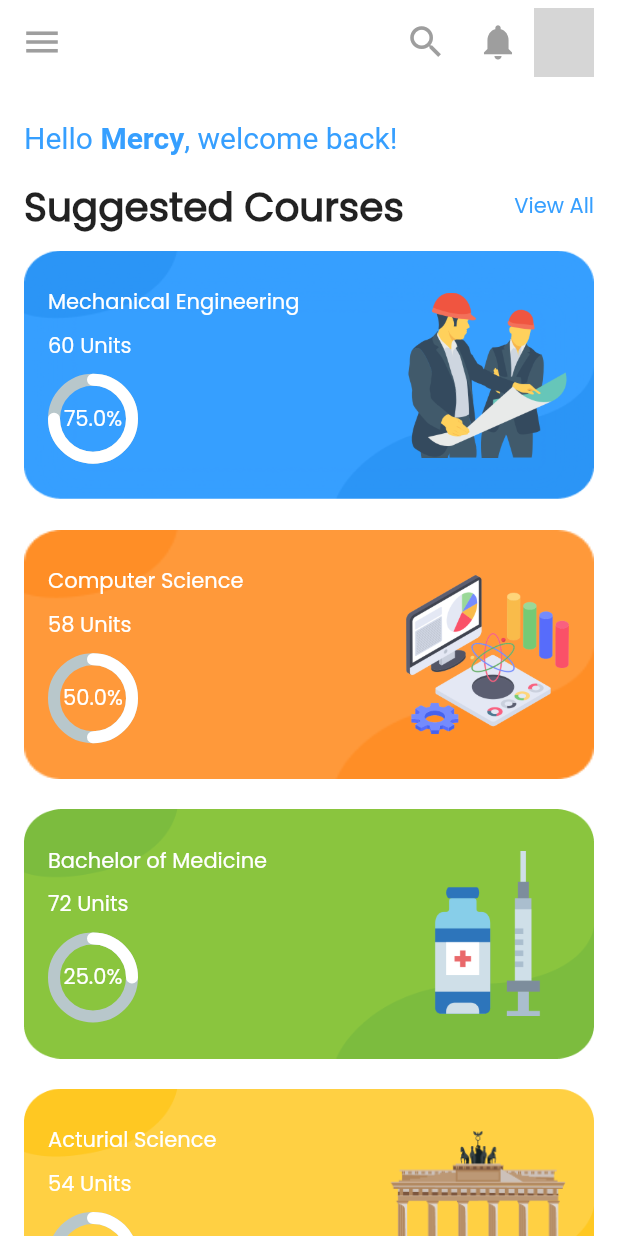
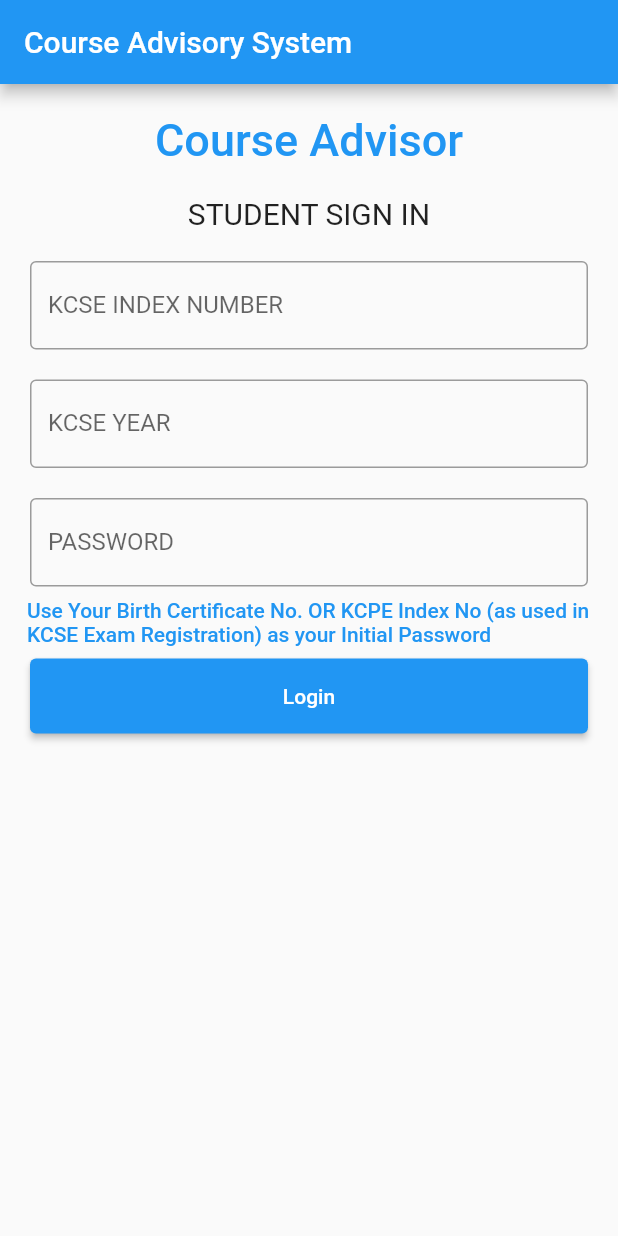
Before and after one commit to sammymwangangi/course-advisory, a Flutter app: the screen it shows after launch, on a phone screen of 412 x 824 dp. Run offline on Flutter 3.47's test engine with Material 2 defaults, Android fonts, the phone set to English and light mode, and no system bars; drawn by our look-alikes of percent_indicator; our stand-ins replace fl_chart; missing offline and left inert: ternav_icons; grey boxes are pictures that could not be loaded.

Commit message:
Login screen

```diff
--- /dev/null
+++ b/lib/login.dart
@@ -0,0 +1,126 @@
+import 'package:dashboard/screens/main_screen.dart';
+import 'package:flutter/material.dart';
+
+
+class Login extends StatelessWidget {
+  const Login({Key? key}) : super(key: key);
+
+  static const String _title = 'Course Advisory System';
+
+  @override
+  Widget build(BuildContext context) {
+    return MaterialApp(
+      debugShowCheckedModeBanner: false,
+      title: _title,
+      home: Scaffold(
+        appBar: AppBar(title: const Text(_title)),
+        body: const MyStatefulWidget(),
+      ),
+    );
+  }
+}
+
+class MyStatefulWidget extends StatefulWidget {
+  const MyStatefulWidget({Key? key}) : super(key: key);
+
+  @override
+  State<MyStatefulWidget> createState() => _MyStatefulWidgetState();
+}
+
+class _MyStatefulWidgetState extends State<MyStatefulWidget> {
+  TextEditingController nameController = TextEditingController();
+  TextEditingController passwordController = TextEditingController();
+
+  @override
+  Widget build(BuildContext context) {
+    return Padding(
+        padding: const EdgeInsets.all(10),
+        child: ListView(
+          children: <Widget>[
+            Container(
+                alignment: Alignment.center,
+                padding: const EdgeInsets.all(10),
+                child: const Text(
+                  'Course Advisor',
+                  style: TextStyle(
+                      color: Colors.blue,
+                      fontWeight: FontWeight.w500,
+                      fontSize: 30),
+                )),
+            Container(
+                alignment: Alignment.center,
+                padding: const EdgeInsets.all(10),
+                child: const Text(
+                  'STUDENT SIGN IN',
+                  style: TextStyle(fontSize: 20),
+                )),
+            Container(
+              padding: const EdgeInsets.all(10),
+              child: TextField(
+                controller: nameController,
+                decoration: const InputDecoration(
+                  border: OutlineInputBorder(),
+                  labelText: 'KCSE INDEX NUMBER',
+                ),
+              ),
+            ),
+            Container(
+              padding: const EdgeInsets.all(10),
+              child: TextField(
+                controller: nameController,
+                decoration: const InputDecoration(
+                  border: OutlineInputBorder(),
+                  labelText: 'KCSE YEAR',
+                ),
+              ),
+            ),
+            Container(
+              padding: const EdgeInsets.fromLTRB(10, 10, 10, 0),
+              child: TextField(
+                obscureText: true,
+                controller: passwordController,
+                decoration: const InputDecoration(
+                  border: OutlineInputBorder(),
+                  labelText: 'PASSWORD',
+                ),
+              ),
+            ),
+            TextButton(
+              onPressed: () {
+                //forgot password screen
+              },
+              child: const Text('Use Your Birth Certificate No. OR KCPE Index No (as used in KCSE Exam Registration) as your Initial Password',),
+            ),
+            Container(
+                height: 50,
+                padding: const EdgeInsets.fromLTRB(10, 0, 10, 0),
+                child: ElevatedButton(
+                  child: const Text('Login'),
+                  onPressed: () {
+                    _navigateToNextScreen(context);
+                  },
+                )
+
+            ),
+            // Row(
+            //   mainAxisAlignment: MainAxisAlignment.center,
+            //   children: <Widget>[
+            //     const Text('Does not have account?'),
+            //     TextButton(
+            //       child: const Text(
+            //         'Sign in',
+            //         style: TextStyle(fontSize: 20),
+            //       ),
+            //       onPressed: () {
+            //         //signup screen
+            //       },
+            //     )
+            //   ],
+            // ),
+          ],
+        ));
+  }
+  void _navigateToNextScreen(BuildContext context) {
+    Navigator.of(context).push(MaterialPageRoute(builder: (context) => const MainScreen()));
+  }
+}
--- a/lib/main.dart
+++ b/lib/main.dart
@@ -1,4 +1,4 @@
-import 'package:dashboard/screens/main_screen.dart';
+import 'package:dashboard/Login.dart';
 import 'package:flutter/material.dart';
 
 void main() {
@@ -15,7 +15,7 @@ class MyApp extends StatelessWidget {
       debugShowCheckedModeBanner: false,
       title: 'Course Advisory System',
       theme: ThemeData(fontFamily: "Poppins"),
-      home: const MainScreen(),
+      home: const Login(),
     );
   }
 }
```
